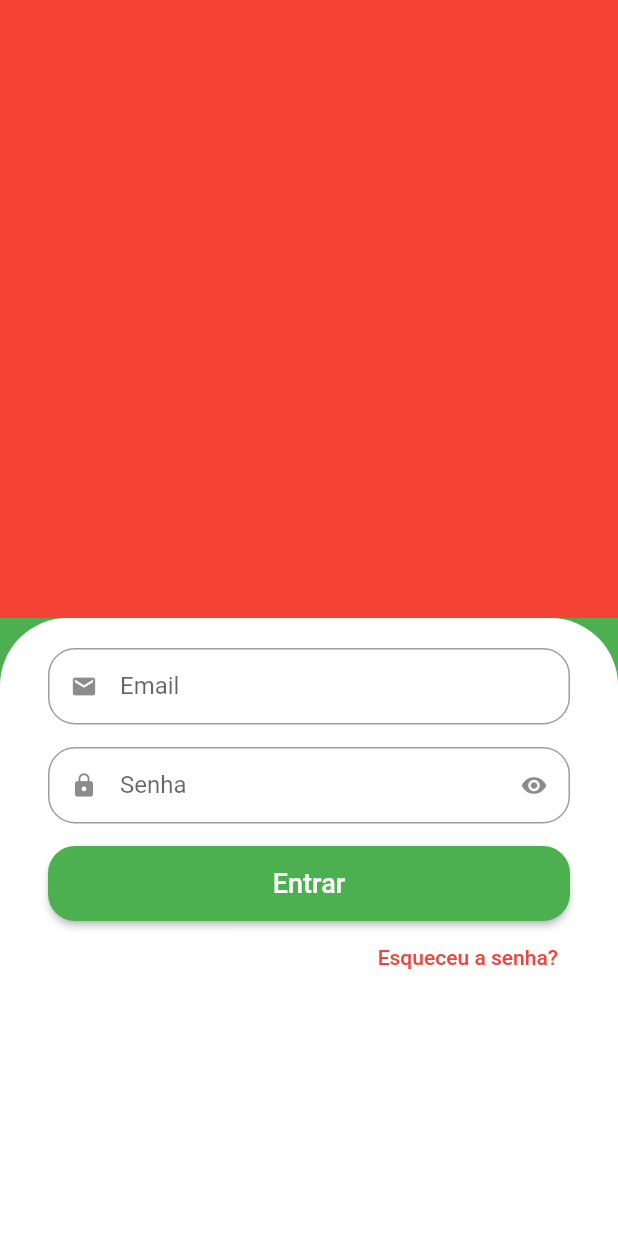
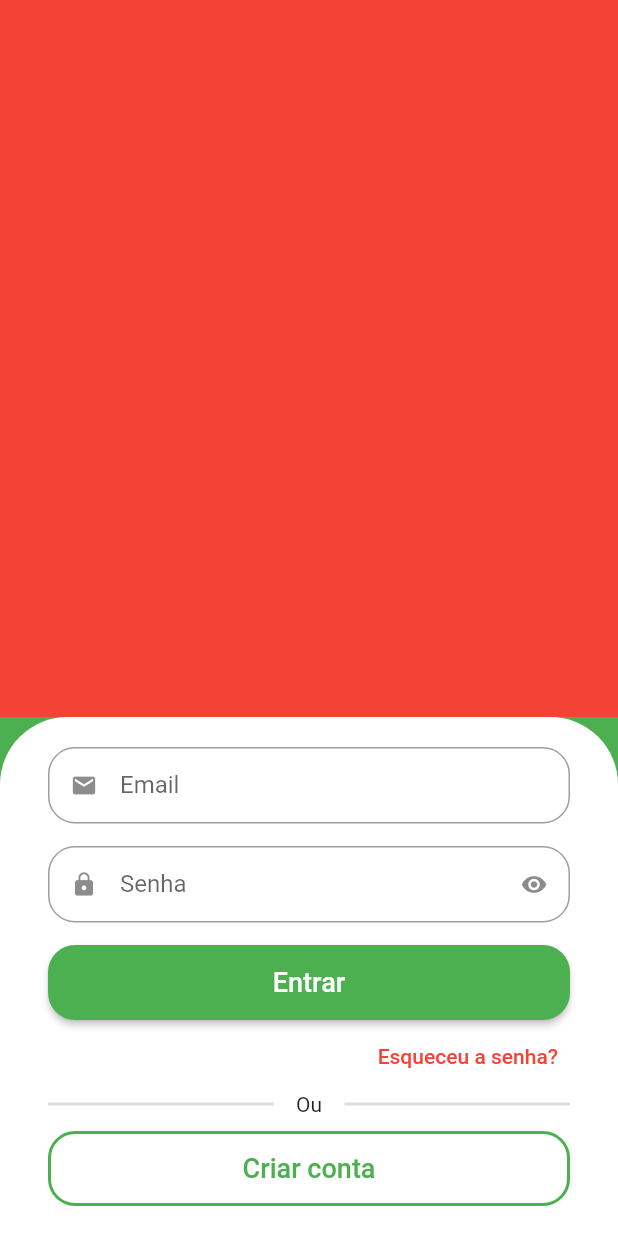
Before and after one commit to PedroPrazz/quitanda, a Flutter app: the screen it shows after launch, on a phone screen of 412 x 824 dp. Run offline on Flutter 3.47's test engine with Material 2 defaults, Android fonts, the phone set to English and light mode, and no system bars.

Commit message:
Criando botão de cadastro e estruturando sem Expanded

```diff
--- a/lib/src/sign_in_screen.dart
+++ b/lib/src/sign_in_screen.dart
@@ -15,8 +15,7 @@ class SignInScreen extends StatelessWidget {
               color: Colors.red,
             ),
           ),
-          Expanded(
-            child: Container(
+          Container(
             padding: const EdgeInsets.symmetric(
               horizontal: 32,
               vertical: 20,
@@ -40,7 +39,7 @@ class SignInScreen extends StatelessWidget {
                   label: 'Senha',
                   isSecret: true,
                 ),
-
+                //Botão de Entrar
                 SizedBox(
                   height: 50,
                   child: ElevatedButton(
@@ -58,6 +57,7 @@ class SignInScreen extends StatelessWidget {
                   ),
                 ),
 
+                //Esqueceu a senha
                 Align(
                   alignment: Alignment.centerRight,
                   child: TextButton(
@@ -70,10 +70,57 @@ class SignInScreen extends StatelessWidget {
                     ),
                   ),
                 ),
+
+                //Divisor
+                Padding(
+                  padding: const EdgeInsets.only(bottom: 10),
+                  child: Row(
+                    children: [
+                      Expanded(
+                        child: Divider(
+                          color: Colors.grey.withAlpha(90),
+                          thickness: 2,
+                        ),
+                      ),
+                      const Padding(
+                        padding: EdgeInsets.symmetric(horizontal: 15),
+                        child: Text('Ou'),
+                      ),
+                      Expanded(
+                        child: Divider(
+                          color: Colors.grey.withAlpha(90),
+                          thickness: 2,
+                        ),
+                      ),
                     ],
                   ),
                 ),
-          )
+
+                //Botão de novo usuário
+                SizedBox(
+                  height: 50,
+                  child: OutlinedButton(
+                    style: OutlinedButton.styleFrom(
+                      shape: RoundedRectangleBorder(
+                        borderRadius: BorderRadius.circular(18),
+                      ),
+                      side: const BorderSide(
+                        width: 2,
+                        color: Colors.green,
+                      ),
+                    ),
+                    onPressed: () {},
+                    child: const Text(
+                      'Criar conta',
+                      style: TextStyle(
+                        fontSize: 18,
+                      ),
+                    ),
+                  ),
+                ),
+              ],
+            ),
+          ),
         ],
       ),
     );
```
Lines whose indentation alone changed are shown as unchanged.
